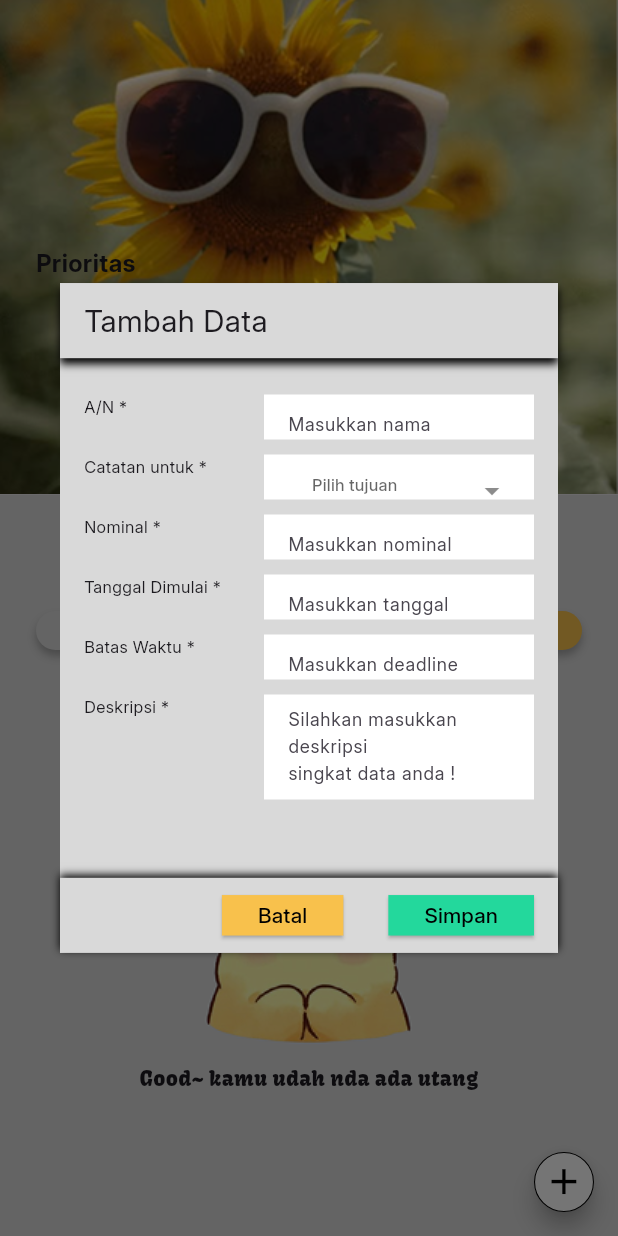
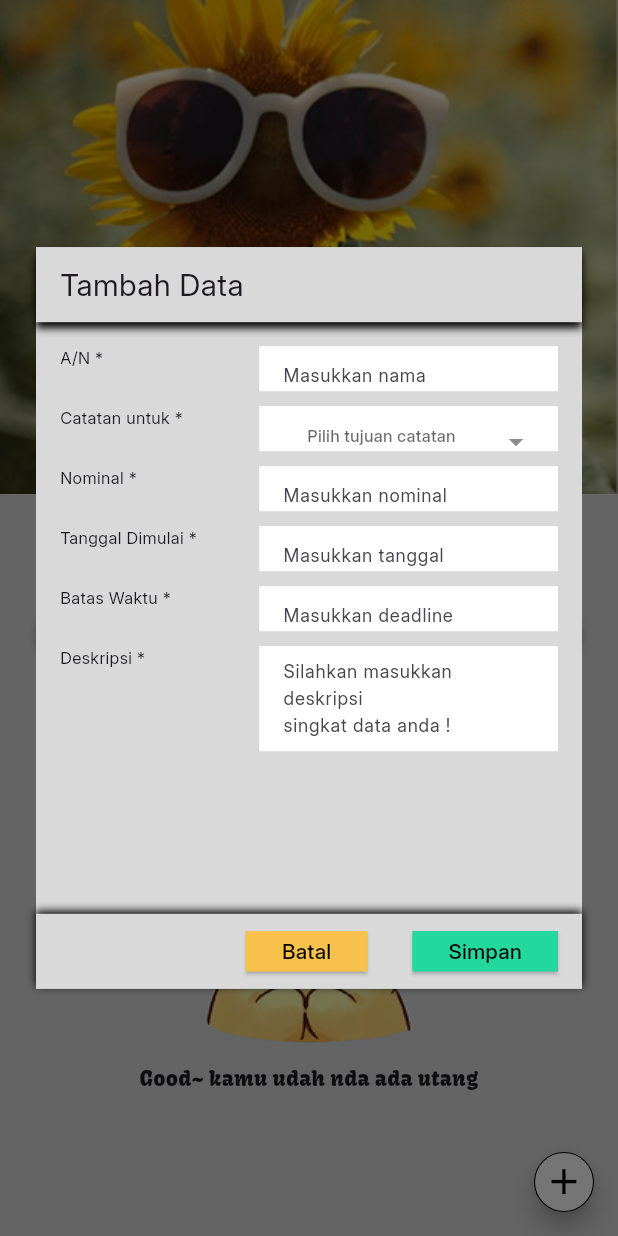
Before and after one commit to Saliim11/Investasi-Ala2--Note-App-, a Flutter app: the HomeScreen screen opened directly, after a tap on "Hutang", after a tap on the "add" icon, on a phone screen of 412 x 824 dp. Run offline on Flutter 3.47's test engine with Material 3 defaults, Android fonts, the phone set to English and light mode, and no system bars; our stand-ins replace dropdown_button2, shared_preferences, sqflite; accounts and stored records are empty.

Commit message:
fix: membuat isian tambah/edit data tidak tembus melewati bagian atas dari dialognya, tetapi masih perlu diperbaiki

```diff
--- a/lib/view/home/home_screen.dart
+++ b/lib/view/home/home_screen.dart
@@ -28,10 +28,7 @@
   @override
   Widget build(BuildContext context) {
     final prov = Provider.of<InvestasiProvider>(context);
-
-
     DbHelper db = DbHelper();
-    Future<List<Investasi>> listInvestasiS = db.getInvestasi();
     listPrioritas = prov.listPrioritas;
 
     return Scaffold(
--- a/lib/view/home/widgets/dialog/dialog_tambah_edit_catatan.dart
+++ b/lib/view/home/widgets/dialog/dialog_tambah_edit_catatan.dart
@@ -40,9 +40,11 @@
   }
 
   return showDialog(context: context, builder: (context) {
-      return Padding(
-        padding: EdgeInsets.symmetric(vertical: MediaQuery.of(context).size.width /2.5),
-        child: Dialog(
+      return Dialog(
+        insetPadding: EdgeInsets.symmetric(
+          vertical: MediaQuery.of(context).size.width /2.5,
+          horizontal: 24
+        ),
         shape: RoundedRectangleBorder(),
         surfaceTintColor: ColorApp.abu,
         child: Container(
@@ -72,7 +74,9 @@
               ),
 
               Padding(
-                  padding: const EdgeInsets.all(16.0),
+                padding: const EdgeInsets.only(top: 66.0, left: 16, right: 16,),
+                child: Container(
+                  child: SingleChildScrollView(
                     child: Column(
                       mainAxisAlignment: MainAxisAlignment.center,
                       children: [
@@ -88,6 +92,8 @@
                         SizedBox(height: 10),
                         textfieldTemp("Deskripsi", "Silahkan masukkan deskripsi\nsingkat data anda !", tinggi: 98, cont: cDeskripsi, isText: true),
                       ],
+                    ),
+                  ),
                 ),
               ),
 
@@ -170,7 +176,6 @@
                 ),
               ),
             ],
-            ),
           ),
         ),
       );
```
Lines whose indentation alone changed are shown as unchanged.
